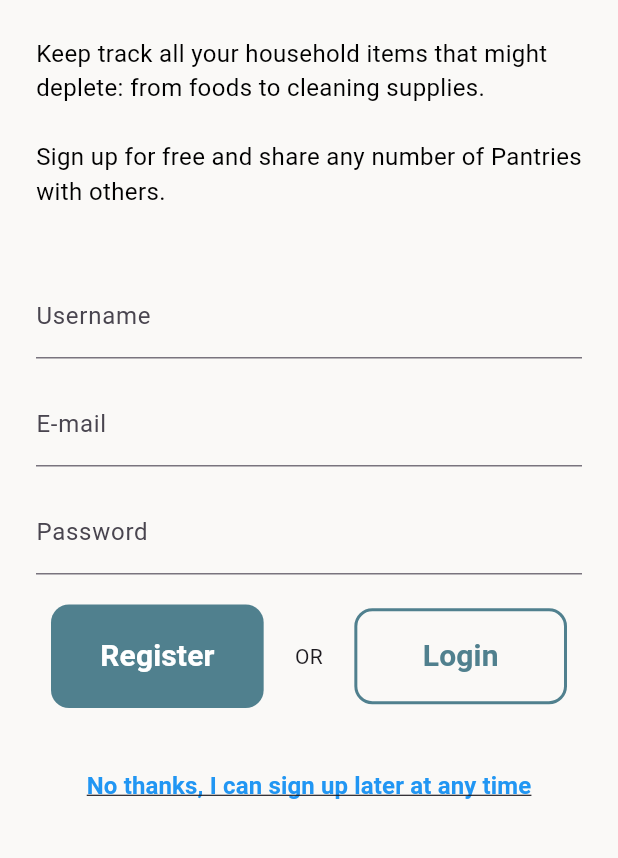
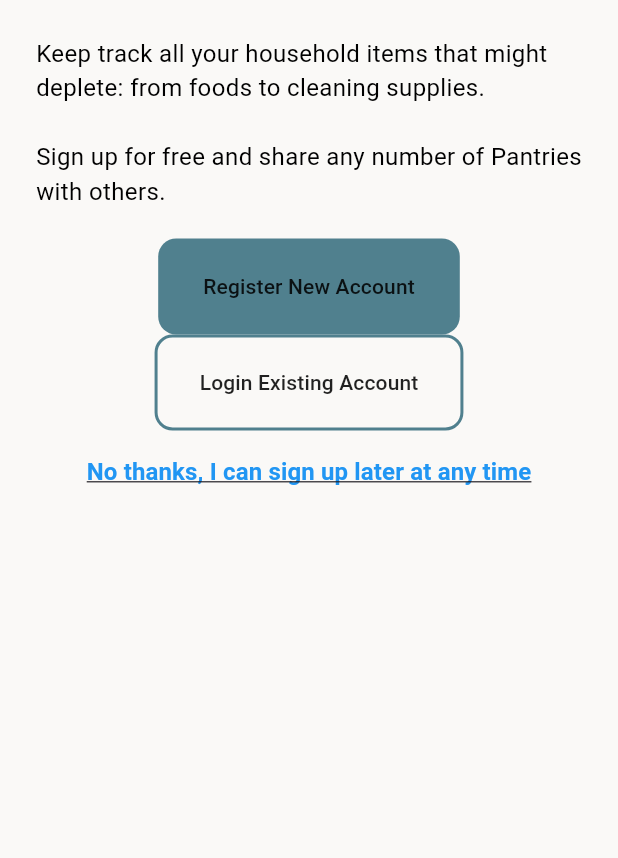
Before and after one commit to JMPorcher/shared-pantry, a Flutter app: the screen it shows after launch, on a phone screen of 412 x 824 dp, the part 87-945 px from its top. Run offline on Flutter 3.47's test engine with Material 3 defaults, Android fonts, the phone set to English and light mode, and no system bars; our stand-ins replace cloud_firestore, firebase_auth, firebase_core, flutter_svg, shared_preferences; accounts and stored records are empty.

Commit message:
HOME. Instead of sorting last TODO started rearranging authentication forms.

```diff
--- a/lib/screens/first_startup_screen.dart
+++ b/lib/screens/first_startup_screen.dart
@@ -2,7 +2,8 @@ import 'package:cloud_firestore/cloud_firestore.dart';
 import 'package:flutter/material.dart';
 import 'package:shared_pantry/constants.dart';
 import 'package:shared_pantry/screens/main_screen.dart';
-import 'package:shared_pantry/widgets/registration_form.dart';
+import 'package:shared_pantry/screens/registration_screen.dart';
+import 'package:shared_pantry/widgets/buttons.dart';
 
 import '../providers/auth_provider.dart';
 
@@ -13,16 +14,17 @@ class FirstStartupScreen extends StatelessWidget {
 
   @override
   Widget build(BuildContext context) {
-    return const Scaffold(
+    return Scaffold(
       resizeToAvoidBottomInset: false,
       backgroundColor: kColor1,
       body: SafeArea(
         child: Column(children: [
-          TitleTextWithPadding(),
-          WelcomeTextWithPadding(),
-          SizedBox(height: 20.0),
-          RegistrationForm(),
-          SkipButton(),
+          const TitleTextWithPadding(),
+          const WelcomeTextWithPadding(),
+          const SizedBox(height: 20.0),
+          SpButton.filledButton(child: const Text('Register New Account'), onTap: () {Navigator.of(context).pushNamed(RegistrationScreen.id);}),
+          SpButton.outlineButton(child: const Text('Login Existing Account'), onTap: () {}),
+          const SkipButton(),
         ]
         ),
       ),
--- a/lib/widgets/registration_form.dart
+++ b/lib/widgets/auth_form.dart
@@ -6,8 +6,12 @@ import 'package:shared_pantry/providers/auth_provider.dart';
 import 'package:shared_pantry/screens/main_screen.dart';
 import 'package:shared_pantry/widgets/buttons.dart';
 
-class RegistrationForm extends StatelessWidget {
-  const RegistrationForm({super.key});
+class AuthForm extends StatelessWidget {
+  const AuthForm({
+    super.key,
+  required this.child});
+
+  final Widget child;
 
   @override
   Widget build(BuildContext context) {
@@ -33,40 +37,7 @@ class RegistrationForm extends StatelessWidget {
             const SizedBox(height: 16.0),
             PasswordTextFormField(passwordTEController: passwordTEController),
             const SizedBox(height: 20.0),
-            ValueListenableBuilder<bool>(
-                valueListenable: isFormValidNotifier,
-                builder: (context, isFormValid, child) {
-                  return Row(
-                    children: [
-                      Expanded(
-                          flex: 4,
-                          child: RegisterButton(
-                              formKey: formKey,
-                              firestore: firestore,
-                              usernameTextEditingController: usernameTEController,
-                              emailTextEditingController: emailTEController,
-                              passwordTextEditingController: passwordTEController,
-                              isFormValidNotifier: isFormValidNotifier,
-                              spAuth: spAuth,
-                          )),
-                      const Expanded(
-                          flex: 1,
-                          child: Text(
-                            'OR',
-                            textAlign: TextAlign.center,
-                          )),
-                      Expanded(
-                          flex: 4,
-                          child: LoginButton(spAuth,
-                              formKey: formKey,
-                              firestore: firestore,
-                              usernameTEController: usernameTEController,
-                              emailTEController: emailTEController,
-                              passwordTEController: passwordTEController,
-                              isFormValidNotifier: isFormValidNotifier))
-                    ],
-                  );
-                }),
+            child
           ],
         ),
       ),
```
Also changed, not shown: lib/screens/registration_screen.dart (added, +43 -0 lines).
